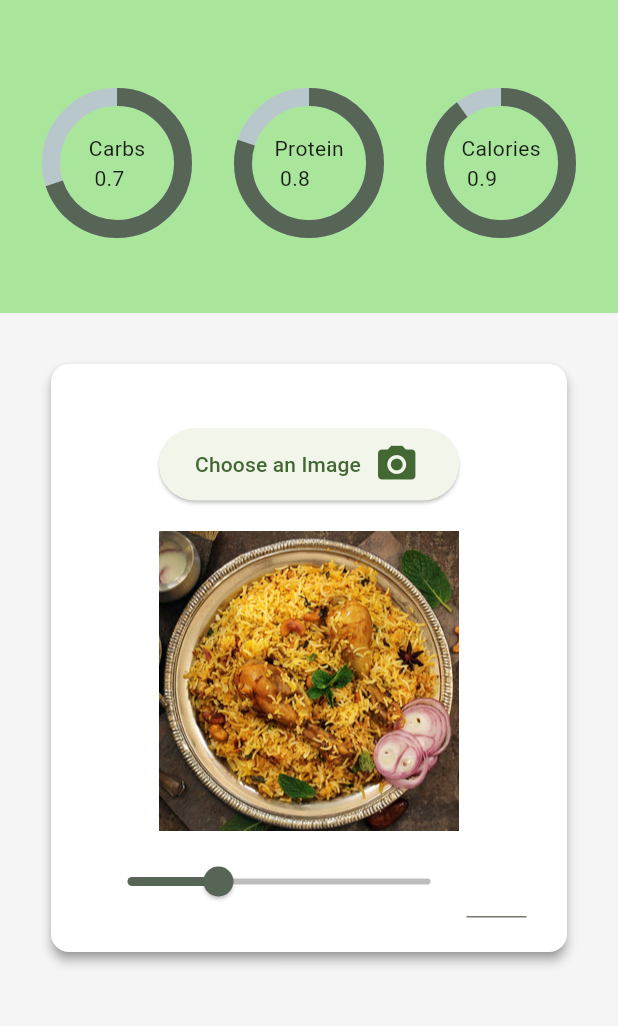
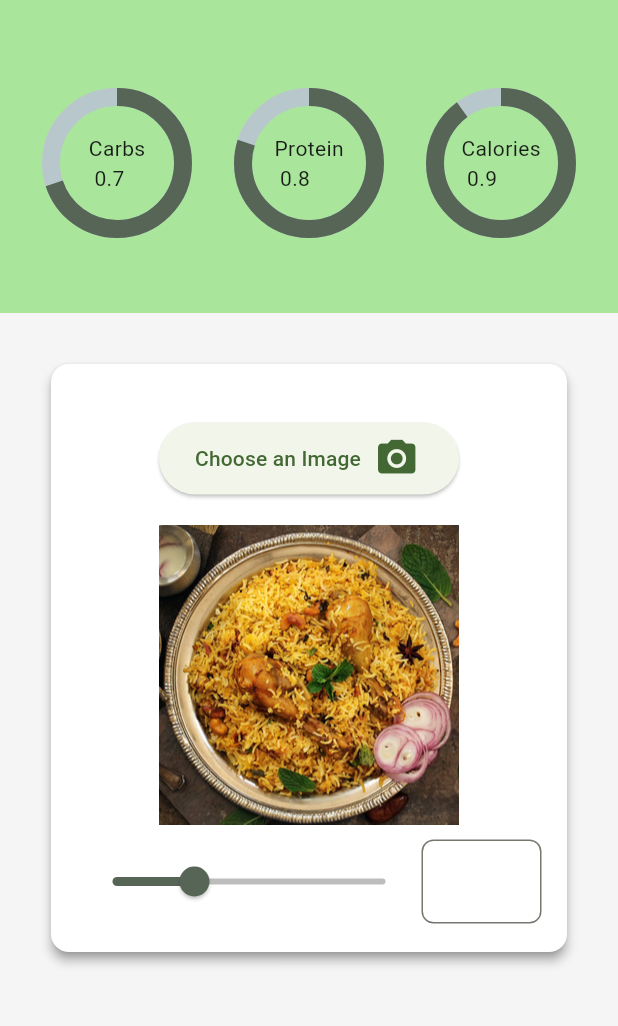
Before and after one commit to jerardh/nutrilens, a Flutter app: the screen it shows after launch, on a phone screen of 412 x 824 dp, the part 71-1097 px from its top. Run offline on Flutter 3.47's test engine with Material 3 defaults, Android fonts, the phone set to English and light mode, and no system bars; drawn by our look-alikes of percent_indicator; our stand-ins replace cloud_firestore, firebase_core, image_picker; accounts and stored records are empty.

Commit message:
Food Quantity slider event handling

```diff
--- a/lib/ImageQuantity.dart
+++ b/lib/ImageQuantity.dart
@@ -10,6 +10,7 @@ class ImageQunatity extends StatefulWidget {
 
 class ImageQuantityState extends State<ImageQunatity> {
   var _quantity = 0.3; //300 grams
+  TextEditingController _controller = TextEditingController();
   @override
   Widget build(BuildContext context) {
     return (Row(
@@ -17,7 +18,7 @@ class ImageQuantityState extends State<ImageQunatity> {
         mainAxisAlignment: MainAxisAlignment.center,
         children: [
           SizedBox(
-        width: 250,
+              width: 230,
               child: Slider(
                 value: _quantity,
                 activeColor: AppColors.primaryDarker,
@@ -25,14 +26,25 @@ class ImageQuantityState extends State<ImageQunatity> {
                 onChanged: (double value) {
                   setState(() {
                     _quantity = value;
+                    _controller.text = (_quantity*1000).toStringAsFixed(2);
                   });
                 },
-      )
-      ),
+              )),
           SizedBox(
-        width: 40,
-        child: TextField(maxLength: 4,keyboardType: TextInputType.number,decoration: InputDecoration(counterText: "")),
-      )
+              width: 80,
+              child: TextField(
+                  controller: _controller,
+                  onChanged: (String value) {
+                    setState(() {
+                      _quantity = double.parse(value)/1000;
+                    });
+                  },
+                  maxLength: 4,
+                  keyboardType: TextInputType.number,
+                  decoration: InputDecoration(
+                      counterText: "",
+                      border: OutlineInputBorder(
+                          borderRadius: BorderRadius.circular(8)))))
         ]));
   }
 }
```
Lines whose indentation alone changed are shown as unchanged.
